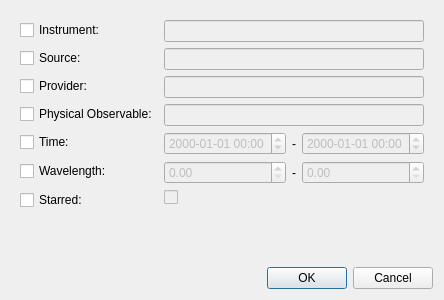
Qt form solarviewer/resource/data_manager_filter.ui (RobertJaro/solar-viewer) before a commit.
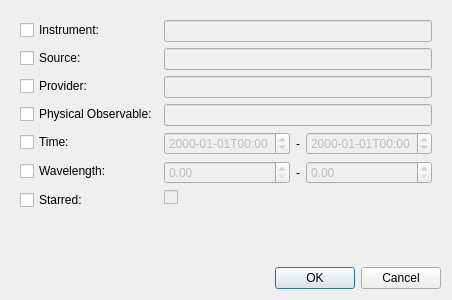
The same form after that commit.

```diff
--- a/solarviewer/resource/data_manager_filter.ui
+++ b/solarviewer/resource/data_manager_filter.ui
@@ -46,7 +46,7 @@
                                             <bool>false</bool>
                                         </property>
                                         <property name="displayFormat">
-                                            <string>yyyy-MM-dd hh:mm</string>
+           <string>yyyy-MM-ddThh:mm</string>
                                         </property>
                                     </widget>
                                 </item>
@@ -63,7 +63,7 @@
                                             <bool>false</bool>
                                         </property>
                                         <property name="displayFormat">
-                                            <string>yyyy-MM-dd hh:mm</string>
+           <string>yyyy-MM-ddThh:mm</string>
                                         </property>
                                     </widget>
                                 </item>
```
Lines whose indentation alone changed are shown as unchanged.
